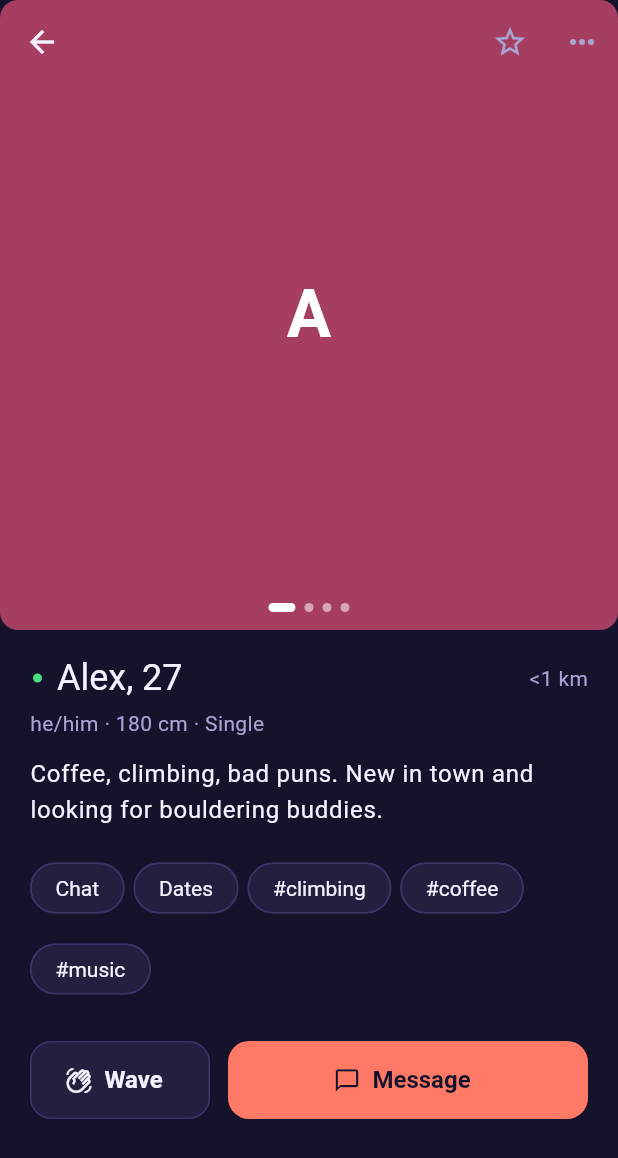
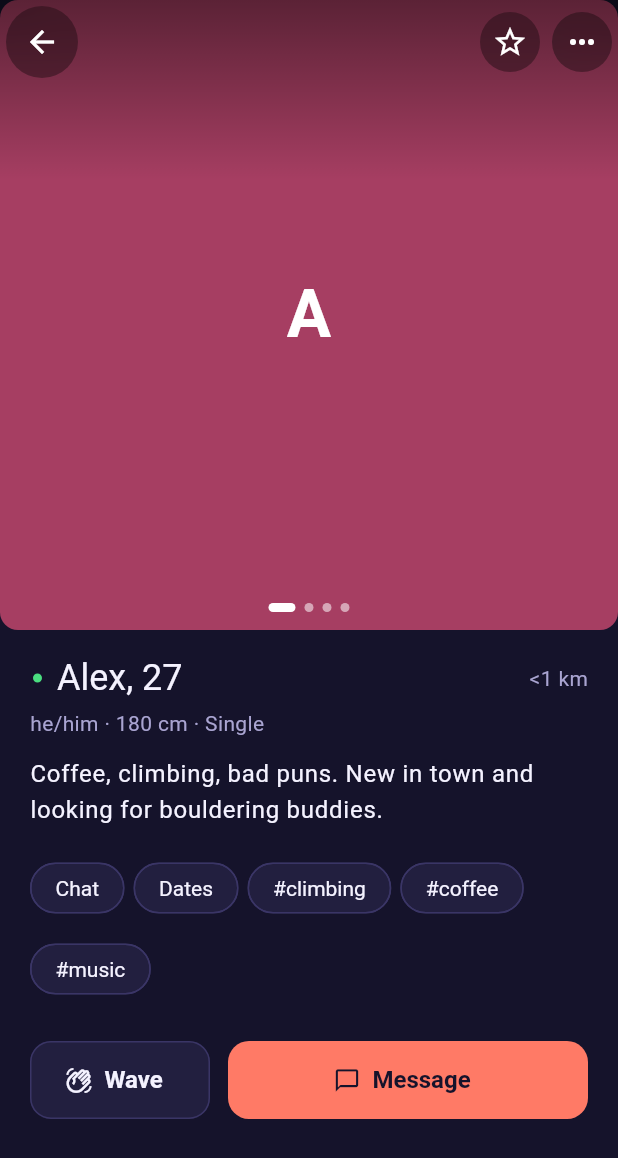
Before and after one commit to jayarajtk/orbit, a Flutter app: the _ProfileView screen opened directly with sample values from the repository, on a phone screen of 412 x 824 dp. Shown: the top 1158 px of the screen. Run offline on Flutter 3.47's test engine with Material 3 defaults, Android fonts, the phone set to English and light mode, and no system bars; our stand-ins replace dio, flutter_riverpod, flutter_secure_storage, geolocator, go_router, image_picker and 2 more; missing offline and left inert: flutter_appauth, record; accounts and stored records are empty.

Commit message:
fix(mobile): make profile buttons readable over photos
The back arrow was nearly invisible over light photos. Buttons now sit on a blurred dark glass circle and the photo gets a top scrim.

Co-Authored-By: Claude Sonnet 5.5 <noreply@anthropic.com>

```diff
--- /dev/null
+++ b/mobile/lib/core/widgets/glass_icon_button.dart
@@ -0,0 +1,62 @@
+import 'dart:ui';
+
+import 'package:flutter/material.dart';
+
+/// A round icon button on a blurred dark backing, readable over any photo.
+class GlassIconButton extends StatelessWidget {
+  /// Creates a glass icon button.
+  const GlassIconButton({
+    required this.icon,
+    required this.tooltip,
+    required this.onPressed,
+    this.selected = false,
+    this.selectedIcon,
+    super.key,
+  });
+
+  /// The icon shown when [selected] is false, or when no [selectedIcon] is set.
+  final IconData icon;
+
+  /// The tooltip, also used as the accessibility label.
+  final String tooltip;
+
+  /// Called when the button is tapped.
+  final VoidCallback onPressed;
+
+  /// Whether the button shows its on state.
+  final bool selected;
+
+  /// The icon shown when [selected] is true.
+  final IconData? selectedIcon;
+
+  static const double _size = 40;
+
+  @override
+  Widget build(BuildContext context) {
+    return Padding(
+      padding: const EdgeInsets.all(4),
+      child: ClipOval(
+        child: BackdropFilter(
+          filter: ImageFilter.blur(sigmaX: 20, sigmaY: 20),
+          child: ColoredBox(
+            color: Colors.black.withValues(alpha: 0.35), // photo-overlay
+            child: SizedBox.square(
+              dimension: _size,
+              child: IconButton(
+                tooltip: tooltip,
+                isSelected: selected,
+                icon: Icon(icon),
+                selectedIcon: selectedIcon == null ? null : Icon(selectedIcon),
+                style: IconButton.styleFrom(
+                  foregroundColor: Colors.white, // photo-overlay
+                  padding: EdgeInsets.zero,
+                ),
+                onPressed: onPressed,
+              ),
+            ),
+          ),
+        ),
+      ),
+    );
+  }
+}
--- a/mobile/lib/features/discovery/presentation/profile_screen.dart
+++ b/mobile/lib/features/discovery/presentation/profile_screen.dart
@@ -4,6 +4,7 @@ import 'package:go_router/go_router.dart';
 import 'package:orbit/app/router.dart';
 import 'package:orbit/core/labels.dart';
 import 'package:orbit/core/widgets/empty_state.dart';
+import 'package:orbit/core/widgets/glass_icon_button.dart';
 import 'package:orbit/core/widgets/profile_avatar.dart';
 import 'package:orbit/features/chat/presentation/chat_controller.dart';
 import 'package:orbit/features/discovery/domain/profile.dart';
@@ -99,18 +100,23 @@ class _ProfileViewState extends ConsumerState<_ProfileView> {
       extendBodyBehindAppBar: true,
       appBar: AppBar(
         backgroundColor: Colors.transparent,
+        leading: GlassIconButton(
+          icon: Icons.arrow_back,
+          tooltip: l10n.backTooltip,
+          onPressed: () => Navigator.maybePop(context),
+        ),
         actions: [
-          IconButton(
+          GlassIconButton(
             tooltip: isFavorite ? l10n.favoriteRemove : l10n.favoriteAdd,
-            isSelected: isFavorite,
-            icon: const Icon(Icons.star_border),
-            selectedIcon: const Icon(Icons.star),
+            selected: isFavorite,
+            icon: Icons.star_border,
+            selectedIcon: Icons.star,
             onPressed: () =>
                 ref.read(favoritesProvider.notifier).toggle(_profile.id),
           ),
-          IconButton(
+          GlassIconButton(
             tooltip: l10n.moreActions,
-            icon: const Icon(Icons.more_horiz),
+            icon: Icons.more_horiz,
             onPressed: _openSafety,
           ),
         ],
@@ -137,6 +143,26 @@ class _ProfileViewState extends ConsumerState<_ProfileView> {
                           : null,
                       size: double.infinity,
                       square: true,
+                    ),
+                  ),
+                ),
+                const Positioned(
+                  top: 0,
+                  left: 0,
+                  right: 0,
+                  height: 120,
+                  child: IgnorePointer(
+                    child: DecoratedBox(
+                      decoration: BoxDecoration(
+                        gradient: LinearGradient(
+                          begin: Alignment.topCenter,
+                          end: Alignment.bottomCenter,
+                          colors: [
+                            Color(0x73000000), // photo-overlay
+                            Color(0x00000000), // photo-overlay
+                          ],
+                        ),
+                      ),
                     ),
                   ),
                 ),
```
Also changed, not shown: 1 other file.
